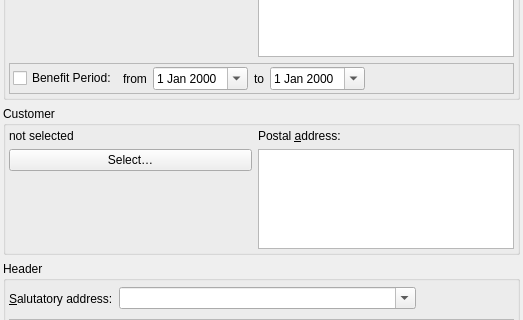
Above: src/docheader.ui from dragotin/kraft before the change; both pictures show x 0 to 523 and y 115 to 435 of the 523 by 776 pixel window. Below: the same form after it.
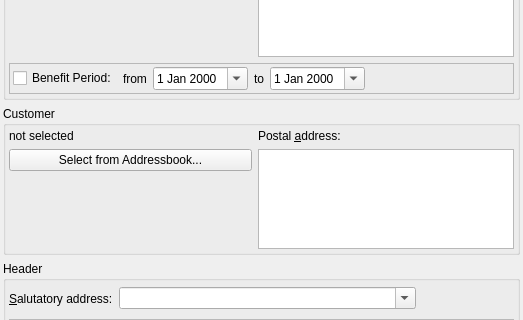
That is the form after the change.

Commit message: Add button text "select from address book"

The edit to the form file:
```diff
--- a/src/docheader.ui
+++ b/src/docheader.ui
@@ -316,7 +316,7 @@
            <string>Select an addressee from the address books.</string>
           </property>
           <property name="text">
-           <string>Select…</string>
+           <string>Select from Addressbook...</string>
           </property>
          </widget>
         </item>
```
